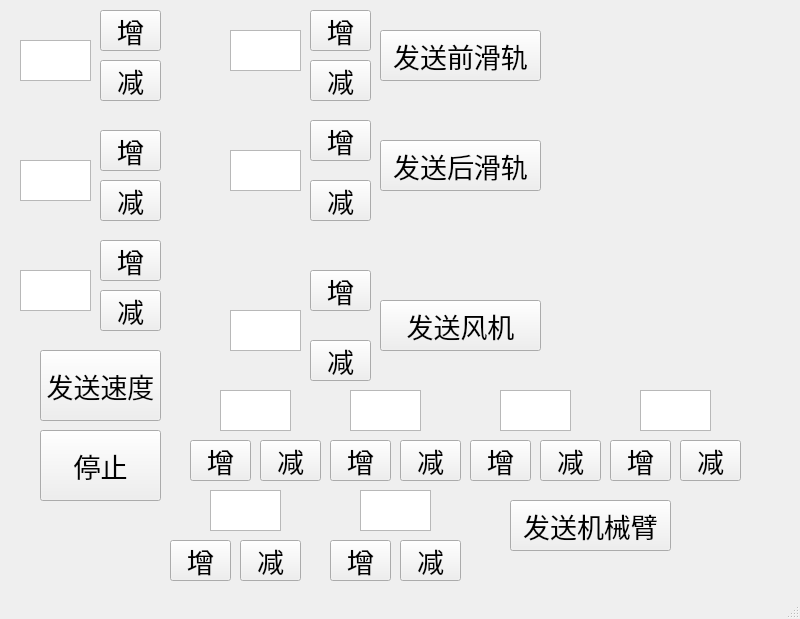
This is src/ctl_win/untitled.ui in ucwxb/fallen_leaves_robot as Qt 5 draws it before an edit. The edited form follows.
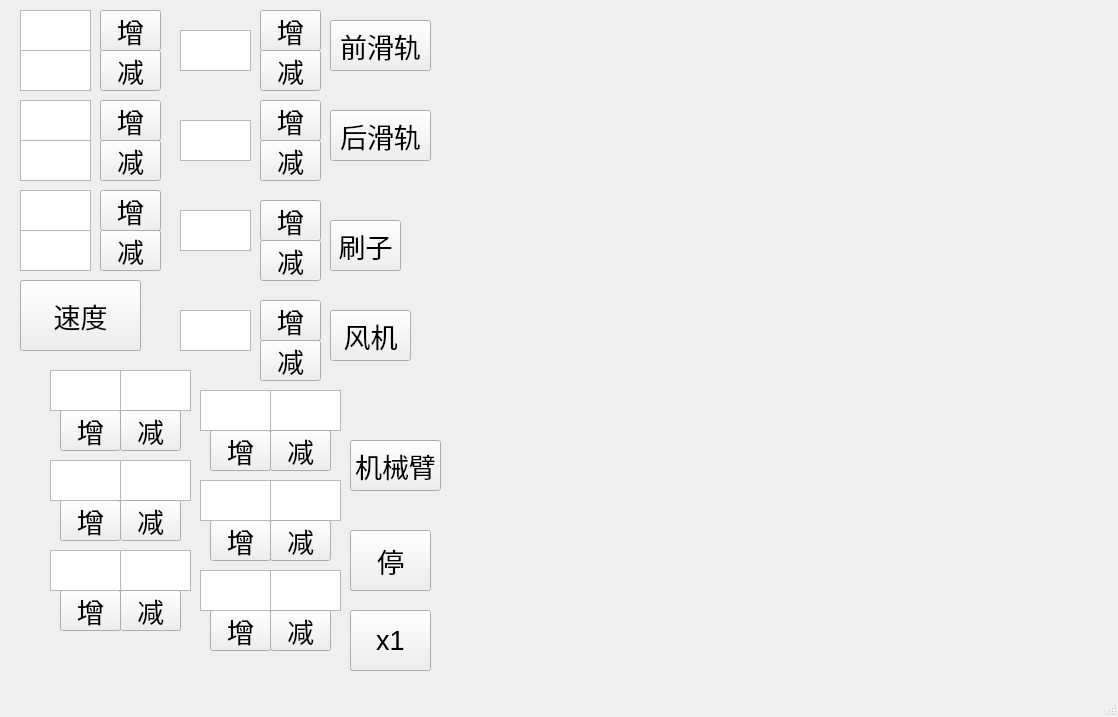
This is the edited form.

```diff
--- a/src/ctl_win/untitled.ui
+++ b/src/ctl_win/untitled.ui
@@ -6,8 +6,8 @@
    <rect>
     <x>0</x>
     <y>0</y>
-    <width>800</width>
-    <height>619</height>
+    <width>1118</width>
+    <height>717</height>
    </rect>
   </property>
   <property name="windowTitle">
@@ -18,7 +18,7 @@
     <property name="geometry">
      <rect>
       <x>20</x>
-      <y>40</y>
+      <y>50</y>
       <width>71</width>
       <height>41</height>
      </rect>
@@ -58,7 +58,7 @@
     <property name="geometry">
      <rect>
       <x>100</x>
-      <y>60</y>
+      <y>50</y>
       <width>61</width>
       <height>41</height>
      </rect>
@@ -76,7 +76,7 @@
     <property name="geometry">
      <rect>
       <x>100</x>
-      <y>130</y>
+      <y>100</y>
       <width>61</width>
       <height>41</height>
      </rect>
@@ -94,7 +94,7 @@
     <property name="geometry">
      <rect>
       <x>100</x>
-      <y>180</y>
+      <y>140</y>
       <width>61</width>
       <height>41</height>
      </rect>
@@ -112,7 +112,7 @@
     <property name="geometry">
      <rect>
       <x>100</x>
-      <y>240</y>
+      <y>190</y>
       <width>61</width>
       <height>41</height>
      </rect>
@@ -130,7 +130,7 @@
     <property name="geometry">
      <rect>
       <x>100</x>
-      <y>290</y>
+      <y>230</y>
       <width>61</width>
       <height>41</height>
      </rect>
@@ -147,7 +147,7 @@
    <widget class="QPushButton" name="front_plate_add_but">
     <property name="geometry">
      <rect>
-      <x>310</x>
+      <x>260</x>
       <y>10</y>
       <width>61</width>
       <height>41</height>
@@ -165,8 +165,8 @@
    <widget class="QPushButton" name="front_plate_minus_but">
     <property name="geometry">
      <rect>
-      <x>310</x>
-      <y>60</y>
+      <x>260</x>
+      <y>50</y>
       <width>61</width>
       <height>41</height>
      </rect>
@@ -183,8 +183,8 @@
    <widget class="QPushButton" name="behind_plate_add_but">
     <property name="geometry">
      <rect>
-      <x>310</x>
-      <y>120</y>
+      <x>260</x>
+      <y>100</y>
       <width>61</width>
       <height>41</height>
      </rect>
@@ -201,8 +201,8 @@
    <widget class="QPushButton" name="behind_plate_minus_but">
     <property name="geometry">
      <rect>
-      <x>310</x>
-      <y>180</y>
+      <x>260</x>
+      <y>140</y>
       <width>61</width>
       <height>41</height>
      </rect>
@@ -220,7 +220,7 @@
     <property name="geometry">
      <rect>
       <x>20</x>
-      <y>160</y>
+      <y>140</y>
       <width>71</width>
       <height>41</height>
      </rect>
@@ -242,7 +242,7 @@
     <property name="geometry">
      <rect>
       <x>20</x>
-      <y>270</y>
+      <y>230</y>
       <width>71</width>
       <height>41</height>
      </rect>
@@ -263,7 +263,7 @@
    <widget class="QTextEdit" name="front_plate_text">
     <property name="geometry">
      <rect>
-      <x>230</x>
+      <x>180</x>
       <y>30</y>
       <width>71</width>
       <height>41</height>
@@ -285,8 +285,8 @@
    <widget class="QTextEdit" name="behind_plate_text">
     <property name="geometry">
      <rect>
-      <x>230</x>
-      <y>150</y>
+      <x>180</x>
+      <y>120</y>
       <width>71</width>
       <height>41</height>
      </rect>
@@ -307,8 +307,8 @@
    <widget class="QPushButton" name="send_stm32_vel">
     <property name="geometry">
      <rect>
-      <x>40</x>
-      <y>350</y>
+      <x>20</x>
+      <y>280</y>
       <width>121</width>
       <height>71</height>
      </rect>
@@ -319,16 +319,16 @@
      </font>
     </property>
     <property name="text">
-     <string>发送速度</string>
+     <string>速度</string>
     </property>
    </widget>
    <widget class="QPushButton" name="stop">
     <property name="geometry">
      <rect>
-      <x>40</x>
-      <y>430</y>
-      <width>121</width>
-      <height>71</height>
+      <x>350</x>
+      <y>530</y>
+      <width>81</width>
+      <height>61</height>
      </rect>
     </property>
     <property name="font">
@@ -337,15 +337,15 @@
      </font>
     </property>
     <property name="text">
-     <string>停止</string>
+     <string>停</string>
     </property>
    </widget>
    <widget class="QPushButton" name="send_front_plate">
     <property name="geometry">
      <rect>
-      <x>380</x>
-      <y>30</y>
-      <width>161</width>
+      <x>330</x>
+      <y>20</y>
+      <width>101</width>
       <height>51</height>
      </rect>
     </property>
@@ -355,15 +355,15 @@
      </font>
     </property>
     <property name="text">
-     <string>发送前滑轨</string>
+     <string>前滑轨</string>
     </property>
    </widget>
    <widget class="QPushButton" name="send_behind_plate">
     <property name="geometry">
      <rect>
-      <x>380</x>
-      <y>140</y>
-      <width>161</width>
+      <x>330</x>
+      <y>110</y>
+      <width>101</width>
       <height>51</height>
      </rect>
     </property>
@@ -373,13 +373,13 @@
      </font>
     </property>
     <property name="text">
-     <string>发送后滑轨</string>
+     <string>后滑轨</string>
     </property>
    </widget>
    <widget class="QTextEdit" name="fan_text">
     <property name="geometry">
      <rect>
-      <x>230</x>
+      <x>180</x>
       <y>310</y>
       <width>71</width>
       <height>41</height>
@@ -401,9 +401,9 @@
    <widget class="QPushButton" name="send_fan">
     <property name="geometry">
      <rect>
-      <x>380</x>
-      <y>300</y>
-      <width>161</width>
+      <x>330</x>
+      <y>310</y>
+      <width>81</width>
       <height>51</height>
      </rect>
     </property>
@@ -413,14 +413,14 @@
      </font>
     </property>
     <property name="text">
-     <string>发送风机</string>
+     <string>风机</string>
     </property>
    </widget>
    <widget class="QPushButton" name="fan_add_but">
     <property name="geometry">
      <rect>
-      <x>310</x>
-      <y>270</y>
+      <x>260</x>
+      <y>300</y>
       <width>61</width>
       <height>41</height>
      </rect>
@@ -437,7 +437,7 @@
    <widget class="QPushButton" name="fan_minus_but">
     <property name="geometry">
      <rect>
-      <x>310</x>
+      <x>260</x>
       <y>340</y>
       <width>61</width>
       <height>41</height>
@@ -455,8 +455,8 @@
    <widget class="QTextEdit" name="servo1_text">
     <property name="geometry">
      <rect>
-      <x>220</x>
-      <y>390</y>
+      <x>120</x>
+      <y>370</y>
       <width>71</width>
       <height>41</height>
      </rect>
@@ -477,8 +477,8 @@
    <widget class="QTextEdit" name="servo2_text">
     <property name="geometry">
      <rect>
-      <x>350</x>
-      <y>390</y>
+      <x>120</x>
+      <y>460</y>
       <width>71</width>
       <height>41</height>
      </rect>
@@ -499,8 +499,8 @@
    <widget class="QTextEdit" name="servo3_text">
     <property name="geometry">
      <rect>
-      <x>500</x>
-      <y>390</y>
+      <x>120</x>
+      <y>550</y>
       <width>71</width>
       <height>41</height>
      </rect>
@@ -521,8 +521,8 @@
    <widget class="QTextEdit" name="servo6_text">
     <property name="geometry">
      <rect>
-      <x>360</x>
-      <y>490</y>
+      <x>270</x>
+      <y>570</y>
       <width>71</width>
       <height>41</height>
      </rect>
@@ -543,7 +543,7 @@
    <widget class="QTextEdit" name="servo4_text">
     <property name="geometry">
      <rect>
-      <x>640</x>
+      <x>270</x>
       <y>390</y>
       <width>71</width>
       <height>41</height>
@@ -565,8 +565,8 @@
    <widget class="QTextEdit" name="servo5_text">
     <property name="geometry">
      <rect>
-      <x>210</x>
-      <y>490</y>
+      <x>270</x>
+      <y>480</y>
       <width>71</width>
       <height>41</height>
      </rect>
@@ -587,8 +587,8 @@
    <widget class="QPushButton" name="servo1_add_but">
     <property name="geometry">
      <rect>
-      <x>190</x>
-      <y>440</y>
+      <x>60</x>
+      <y>410</y>
       <width>61</width>
       <height>41</height>
      </rect>
@@ -605,8 +605,8 @@
    <widget class="QPushButton" name="servo1_minus_but">
     <property name="geometry">
      <rect>
-      <x>260</x>
-      <y>440</y>
+      <x>120</x>
+      <y>410</y>
       <width>61</width>
       <height>41</height>
      </rect>
@@ -623,8 +623,8 @@
    <widget class="QPushButton" name="servo2_add_but">
     <property name="geometry">
      <rect>
-      <x>330</x>
-      <y>440</y>
+      <x>60</x>
+      <y>500</y>
       <width>61</width>
       <height>41</height>
      </rect>
@@ -641,8 +641,8 @@
    <widget class="QPushButton" name="servo2_minus_but">
     <property name="geometry">
      <rect>
-      <x>400</x>
-      <y>440</y>
+      <x>120</x>
+      <y>500</y>
       <width>61</width>
       <height>41</height>
      </rect>
@@ -659,8 +659,8 @@
    <widget class="QPushButton" name="servo3_add_but">
     <property name="geometry">
      <rect>
-      <x>470</x>
-      <y>440</y>
+      <x>60</x>
+      <y>590</y>
       <width>61</width>
       <height>41</height>
      </rect>
@@ -677,8 +677,8 @@
    <widget class="QPushButton" name="servo3_minus_but">
     <property name="geometry">
      <rect>
-      <x>540</x>
-      <y>440</y>
+      <x>120</x>
+      <y>590</y>
       <width>61</width>
       <height>41</height>
      </rect>
@@ -695,8 +695,8 @@
    <widget class="QPushButton" name="servo4_add_but">
     <property name="geometry">
      <rect>
-      <x>610</x>
-      <y>440</y>
+      <x>210</x>
+      <y>430</y>
       <width>61</width>
       <height>41</height>
      </rect>
@@ -713,8 +713,8 @@
    <widget class="QPushButton" name="servo4_minus_but">
     <property name="geometry">
      <rect>
-      <x>680</x>
-      <y>440</y>
+      <x>270</x>
+      <y>430</y>
       <width>61</width>
       <height>41</height>
      </rect>
@@ -731,8 +731,8 @@
    <widget class="QPushButton" name="servo5_add_but">
     <property name="geometry">
      <rect>
-      <x>170</x>
-      <y>540</y>
+      <x>210</x>
+      <y>520</y>
       <width>61</width>
       <height>41</height>
      </rect>
@@ -749,8 +749,8 @@
    <widget class="QPushButton" name="servo5_minus_but">
     <property name="geometry">
      <rect>
-      <x>240</x>
-      <y>540</y>
+      <x>270</x>
+      <y>520</y>
       <width>61</width>
       <height>41</height>
      </rect>
@@ -767,8 +767,8 @@
    <widget class="QPushButton" name="servo6_add_but">
     <property name="geometry">
      <rect>
-      <x>330</x>
-      <y>540</y>
+      <x>210</x>
+      <y>610</y>
       <width>61</width>
       <height>41</height>
      </rect>
@@ -785,8 +785,8 @@
    <widget class="QPushButton" name="servo6_minus_but">
     <property name="geometry">
      <rect>
-      <x>400</x>
-      <y>540</y>
+      <x>270</x>
+      <y>610</y>
       <width>61</width>
       <height>41</height>
      </rect>
@@ -803,9 +803,9 @@
    <widget class="QPushButton" name="send_arm">
     <property name="geometry">
      <rect>
-      <x>510</x>
-      <y>500</y>
-      <width>161</width>
+      <x>350</x>
+      <y>440</y>
+      <width>91</width>
       <height>51</height>
      </rect>
     </property>
@@ -815,115 +815,315 @@
      </font>
     </property>
     <property name="text">
-     <string>发送机械臂</string>
+     <string>机械臂</string>
     </property>
    </widget>
-   <widget class="QLabel" name="current_servo1_angle">
+   <widget class="QTextEdit" name="current_servo1_angle">
     <property name="geometry">
      <rect>
-      <x>620</x>
-      <y>30</y>
-      <width>111</width>
+      <x>50</x>
+      <y>370</y>
+      <width>71</width>
       <height>41</height>
      </rect>
     </property>
     <property name="font">
      <font>
-      <pointsize>18</pointsize>
+      <pointsize>15</pointsize>
      </font>
     </property>
-    <property name="text">
-     <string/>
+    <property name="html">
+     <string>&lt;!DOCTYPE HTML PUBLIC &quot;-//W3C//DTD HTML 4.0//EN&quot; &quot;http://www.w3.org/TR/REC-html40/strict.dtd&quot;&gt;
+&lt;html&gt;&lt;head&gt;&lt;meta name=&quot;qrichtext&quot; content=&quot;1&quot; /&gt;&lt;style type=&quot;text/css&quot;&gt;
+p, li { white-space: pre-wrap; }
+&lt;/style&gt;&lt;/head&gt;&lt;body style=&quot; font-family:'Ubuntu'; font-size:15pt; font-weight:400; font-style:normal;&quot;&gt;
+&lt;p align=&quot;center&quot; style=&quot;-qt-paragraph-type:empty; margin-top:0px; margin-bottom:0px; margin-left:0px; margin-right:0px; -qt-block-indent:0; text-indent:0px;&quot;&gt;&lt;br /&gt;&lt;/p&gt;&lt;/body&gt;&lt;/html&gt;</string>
     </property>
    </widget>
-   <widget class="QLabel" name="current_servo2_angle">
+   <widget class="QTextEdit" name="current_servo2_angle">
     <property name="geometry">
      <rect>
-      <x>620</x>
-      <y>80</y>
-      <width>111</width>
+      <x>50</x>
+      <y>460</y>
+      <width>71</width>
       <height>41</height>
      </rect>
     </property>
     <property name="font">
      <font>
-      <pointsize>18</pointsize>
+      <pointsize>15</pointsize>
      </font>
     </property>
+    <property name="html">
+     <string>&lt;!DOCTYPE HTML PUBLIC &quot;-//W3C//DTD HTML 4.0//EN&quot; &quot;http://www.w3.org/TR/REC-html40/strict.dtd&quot;&gt;
+&lt;html&gt;&lt;head&gt;&lt;meta name=&quot;qrichtext&quot; content=&quot;1&quot; /&gt;&lt;style type=&quot;text/css&quot;&gt;
+p, li { white-space: pre-wrap; }
+&lt;/style&gt;&lt;/head&gt;&lt;body style=&quot; font-family:'Ubuntu'; font-size:15pt; font-weight:400; font-style:normal;&quot;&gt;
+&lt;p align=&quot;center&quot; style=&quot;-qt-paragraph-type:empty; margin-top:0px; margin-bottom:0px; margin-left:0px; margin-right:0px; -qt-block-indent:0; text-indent:0px;&quot;&gt;&lt;br /&gt;&lt;/p&gt;&lt;/body&gt;&lt;/html&gt;</string>
+    </property>
+   </widget>
+   <widget class="QTextEdit" name="current_servo3_angle">
+    <property name="geometry">
+     <rect>
+      <x>50</x>
+      <y>550</y>
+      <width>71</width>
+      <height>41</height>
+     </rect>
+    </property>
+    <property name="font">
+     <font>
+      <pointsize>15</pointsize>
+     </font>
+    </property>
+    <property name="html">
+     <string>&lt;!DOCTYPE HTML PUBLIC &quot;-//W3C//DTD HTML 4.0//EN&quot; &quot;http://www.w3.org/TR/REC-html40/strict.dtd&quot;&gt;
+&lt;html&gt;&lt;head&gt;&lt;meta name=&quot;qrichtext&quot; content=&quot;1&quot; /&gt;&lt;style type=&quot;text/css&quot;&gt;
+p, li { white-space: pre-wrap; }
+&lt;/style&gt;&lt;/head&gt;&lt;body style=&quot; font-family:'Ubuntu'; font-size:15pt; font-weight:400; font-style:normal;&quot;&gt;
+&lt;p align=&quot;center&quot; style=&quot;-qt-paragraph-type:empty; margin-top:0px; margin-bottom:0px; margin-left:0px; margin-right:0px; -qt-block-indent:0; text-indent:0px;&quot;&gt;&lt;br /&gt;&lt;/p&gt;&lt;/body&gt;&lt;/html&gt;</string>
+    </property>
+   </widget>
+   <widget class="QTextEdit" name="current_servo4_angle">
+    <property name="geometry">
+     <rect>
+      <x>200</x>
+      <y>390</y>
+      <width>71</width>
+      <height>41</height>
+     </rect>
+    </property>
+    <property name="font">
+     <font>
+      <pointsize>15</pointsize>
+     </font>
+    </property>
+    <property name="html">
+     <string>&lt;!DOCTYPE HTML PUBLIC &quot;-//W3C//DTD HTML 4.0//EN&quot; &quot;http://www.w3.org/TR/REC-html40/strict.dtd&quot;&gt;
+&lt;html&gt;&lt;head&gt;&lt;meta name=&quot;qrichtext&quot; content=&quot;1&quot; /&gt;&lt;style type=&quot;text/css&quot;&gt;
+p, li { white-space: pre-wrap; }
+&lt;/style&gt;&lt;/head&gt;&lt;body style=&quot; font-family:'Ubuntu'; font-size:15pt; font-weight:400; font-style:normal;&quot;&gt;
+&lt;p align=&quot;center&quot; style=&quot;-qt-paragraph-type:empty; margin-top:0px; margin-bottom:0px; margin-left:0px; margin-right:0px; -qt-block-indent:0; text-indent:0px;&quot;&gt;&lt;br /&gt;&lt;/p&gt;&lt;/body&gt;&lt;/html&gt;</string>
+    </property>
+   </widget>
+   <widget class="QTextEdit" name="current_servo5_angle">
+    <property name="geometry">
+     <rect>
+      <x>200</x>
+      <y>480</y>
+      <width>71</width>
+      <height>41</height>
+     </rect>
+    </property>
+    <property name="font">
+     <font>
+      <pointsize>15</pointsize>
+     </font>
+    </property>
+    <property name="html">
+     <string>&lt;!DOCTYPE HTML PUBLIC &quot;-//W3C//DTD HTML 4.0//EN&quot; &quot;http://www.w3.org/TR/REC-html40/strict.dtd&quot;&gt;
+&lt;html&gt;&lt;head&gt;&lt;meta name=&quot;qrichtext&quot; content=&quot;1&quot; /&gt;&lt;style type=&quot;text/css&quot;&gt;
+p, li { white-space: pre-wrap; }
+&lt;/style&gt;&lt;/head&gt;&lt;body style=&quot; font-family:'Ubuntu'; font-size:15pt; font-weight:400; font-style:normal;&quot;&gt;
+&lt;p align=&quot;center&quot; style=&quot;-qt-paragraph-type:empty; margin-top:0px; margin-bottom:0px; margin-left:0px; margin-right:0px; -qt-block-indent:0; text-indent:0px;&quot;&gt;&lt;br /&gt;&lt;/p&gt;&lt;/body&gt;&lt;/html&gt;</string>
+    </property>
+   </widget>
+   <widget class="QTextEdit" name="current_servo6_angle">
+    <property name="geometry">
+     <rect>
+      <x>200</x>
+      <y>570</y>
+      <width>71</width>
+      <height>41</height>
+     </rect>
+    </property>
+    <property name="font">
+     <font>
+      <pointsize>15</pointsize>
+     </font>
+    </property>
+    <property name="html">
+     <string>&lt;!DOCTYPE HTML PUBLIC &quot;-//W3C//DTD HTML 4.0//EN&quot; &quot;http://www.w3.org/TR/REC-html40/strict.dtd&quot;&gt;
+&lt;html&gt;&lt;head&gt;&lt;meta name=&quot;qrichtext&quot; content=&quot;1&quot; /&gt;&lt;style type=&quot;text/css&quot;&gt;
+p, li { white-space: pre-wrap; }
+&lt;/style&gt;&lt;/head&gt;&lt;body style=&quot; font-family:'Ubuntu'; font-size:15pt; font-weight:400; font-style:normal;&quot;&gt;
+&lt;p align=&quot;center&quot; style=&quot;-qt-paragraph-type:empty; margin-top:0px; margin-bottom:0px; margin-left:0px; margin-right:0px; -qt-block-indent:0; text-indent:0px;&quot;&gt;&lt;br /&gt;&lt;/p&gt;&lt;/body&gt;&lt;/html&gt;</string>
+    </property>
+   </widget>
+   <widget class="QPushButton" name="send_brush">
+    <property name="geometry">
+     <rect>
+      <x>330</x>
+      <y>220</y>
+      <width>71</width>
+      <height>51</height>
+     </rect>
+    </property>
+    <property name="font">
+     <font>
+      <pointsize>20</pointsize>
+     </font>
+    </property>
     <property name="text">
-     <string/>
+     <string>刷子</string>
     </property>
    </widget>
-   <widget class="QLabel" name="current_servo3_angle">
+   <widget class="QPushButton" name="brush_add_but">
     <property name="geometry">
      <rect>
-      <x>620</x>
-      <y>130</y>
-      <width>111</width>
+      <x>260</x>
+      <y>200</y>
+      <width>61</width>
       <height>41</height>
      </rect>
     </property>
     <property name="font">
      <font>
-      <pointsize>18</pointsize>
+      <pointsize>20</pointsize>
      </font>
     </property>
     <property name="text">
-     <string/>
+     <string>增</string>
     </property>
    </widget>
-   <widget class="QLabel" name="current_servo4_angle">
+   <widget class="QPushButton" name="brush_minus_but">
     <property name="geometry">
      <rect>
-      <x>620</x>
-      <y>170</y>
-      <width>111</width>
+      <x>260</x>
+      <y>240</y>
+      <width>61</width>
       <height>41</height>
      </rect>
     </property>
     <property name="font">
      <font>
-      <pointsize>18</pointsize>
+      <pointsize>20</pointsize>
      </font>
     </property>
     <property name="text">
-     <string/>
+     <string>减</string>
     </property>
    </widget>
-   <widget class="QLabel" name="current_servo5_angle">
+   <widget class="QTextEdit" name="brush_text">
     <property name="geometry">
      <rect>
-      <x>620</x>
+      <x>180</x>
       <y>210</y>
-      <width>111</width>
+      <width>71</width>
       <height>41</height>
      </rect>
     </property>
     <property name="font">
      <font>
-      <pointsize>18</pointsize>
+      <pointsize>15</pointsize>
      </font>
     </property>
+    <property name="html">
+     <string>&lt;!DOCTYPE HTML PUBLIC &quot;-//W3C//DTD HTML 4.0//EN&quot; &quot;http://www.w3.org/TR/REC-html40/strict.dtd&quot;&gt;
+&lt;html&gt;&lt;head&gt;&lt;meta name=&quot;qrichtext&quot; content=&quot;1&quot; /&gt;&lt;style type=&quot;text/css&quot;&gt;
+p, li { white-space: pre-wrap; }
+&lt;/style&gt;&lt;/head&gt;&lt;body style=&quot; font-family:'Ubuntu'; font-size:15pt; font-weight:400; font-style:normal;&quot;&gt;
+&lt;p align=&quot;center&quot; style=&quot;-qt-paragraph-type:empty; margin-top:0px; margin-bottom:0px; margin-left:0px; margin-right:0px; -qt-block-indent:0; text-indent:0px;&quot;&gt;&lt;br /&gt;&lt;/p&gt;&lt;/body&gt;&lt;/html&gt;</string>
+    </property>
+   </widget>
+   <widget class="QLabel" name="label">
+    <property name="geometry">
+     <rect>
+      <x>450</x>
+      <y>10</y>
+      <width>640</width>
+      <height>480</height>
+     </rect>
+    </property>
     <property name="text">
      <string/>
     </property>
+    <property name="alignment">
+     <set>Qt::AlignCenter</set>
+    </property>
    </widget>
-   <widget class="QLabel" name="current_servo6_angle">
+   <widget class="QTextEdit" name="x_text_current">
     <property name="geometry">
      <rect>
-      <x>620</x>
-      <y>260</y>
-      <width>111</width>
+      <x>20</x>
+      <y>10</y>
+      <width>71</width>
       <height>41</height>
      </rect>
     </property>
     <property name="font">
      <font>
-      <pointsize>18</pointsize>
+      <pointsize>15</pointsize>
      </font>
     </property>
+    <property name="html">
+     <string>&lt;!DOCTYPE HTML PUBLIC &quot;-//W3C//DTD HTML 4.0//EN&quot; &quot;http://www.w3.org/TR/REC-html40/strict.dtd&quot;&gt;
+&lt;html&gt;&lt;head&gt;&lt;meta name=&quot;qrichtext&quot; content=&quot;1&quot; /&gt;&lt;style type=&quot;text/css&quot;&gt;
+p, li { white-space: pre-wrap; }
+&lt;/style&gt;&lt;/head&gt;&lt;body style=&quot; font-family:'Ubuntu'; font-size:15pt; font-weight:400; font-style:normal;&quot;&gt;
+&lt;p align=&quot;center&quot; style=&quot;-qt-paragraph-type:empty; margin-top:0px; margin-bottom:0px; margin-left:0px; margin-right:0px; -qt-block-indent:0; text-indent:0px;&quot;&gt;&lt;br /&gt;&lt;/p&gt;&lt;/body&gt;&lt;/html&gt;</string>
+    </property>
+   </widget>
+   <widget class="QTextEdit" name="y_text_current">
+    <property name="geometry">
+     <rect>
+      <x>20</x>
+      <y>100</y>
+      <width>71</width>
+      <height>41</height>
+     </rect>
+    </property>
+    <property name="font">
+     <font>
+      <pointsize>15</pointsize>
+     </font>
+    </property>
+    <property name="html">
+     <string>&lt;!DOCTYPE HTML PUBLIC &quot;-//W3C//DTD HTML 4.0//EN&quot; &quot;http://www.w3.org/TR/REC-html40/strict.dtd&quot;&gt;
+&lt;html&gt;&lt;head&gt;&lt;meta name=&quot;qrichtext&quot; content=&quot;1&quot; /&gt;&lt;style type=&quot;text/css&quot;&gt;
+p, li { white-space: pre-wrap; }
+&lt;/style&gt;&lt;/head&gt;&lt;body style=&quot; font-family:'Ubuntu'; font-size:15pt; font-weight:400; font-style:normal;&quot;&gt;
+&lt;p align=&quot;center&quot; style=&quot;-qt-paragraph-type:empty; margin-top:0px; margin-bottom:0px; margin-left:0px; margin-right:0px; -qt-block-indent:0; text-indent:0px;&quot;&gt;&lt;br /&gt;&lt;/p&gt;&lt;/body&gt;&lt;/html&gt;</string>
+    </property>
+   </widget>
+   <widget class="QTextEdit" name="yaw_text_current">
+    <property name="geometry">
+     <rect>
+      <x>20</x>
+      <y>190</y>
+      <width>71</width>
+      <height>41</height>
+     </rect>
+    </property>
+    <property name="font">
+     <font>
+      <pointsize>15</pointsize>
+     </font>
+    </property>
+    <property name="html">
+     <string>&lt;!DOCTYPE HTML PUBLIC &quot;-//W3C//DTD HTML 4.0//EN&quot; &quot;http://www.w3.org/TR/REC-html40/strict.dtd&quot;&gt;
+&lt;html&gt;&lt;head&gt;&lt;meta name=&quot;qrichtext&quot; content=&quot;1&quot; /&gt;&lt;style type=&quot;text/css&quot;&gt;
+p, li { white-space: pre-wrap; }
+&lt;/style&gt;&lt;/head&gt;&lt;body style=&quot; font-family:'Ubuntu'; font-size:15pt; font-weight:400; font-style:normal;&quot;&gt;
+&lt;p align=&quot;center&quot; style=&quot;-qt-paragraph-type:empty; margin-top:0px; margin-bottom:0px; margin-left:0px; margin-right:0px; -qt-block-indent:0; text-indent:0px;&quot;&gt;&lt;br /&gt;&lt;/p&gt;&lt;/body&gt;&lt;/html&gt;</string>
+    </property>
+   </widget>
+   <widget class="QPushButton" name="change_vel">
+    <property name="geometry">
+     <rect>
+      <x>350</x>
+      <y>610</y>
+      <width>81</width>
+      <height>61</height>
+     </rect>
+    </property>
+    <property name="font">
+     <font>
+      <pointsize>20</pointsize>
+     </font>
+    </property>
     <property name="text">
-     <string/>
+     <string>x1</string>
     </property>
    </widget>
   </widget>
```
